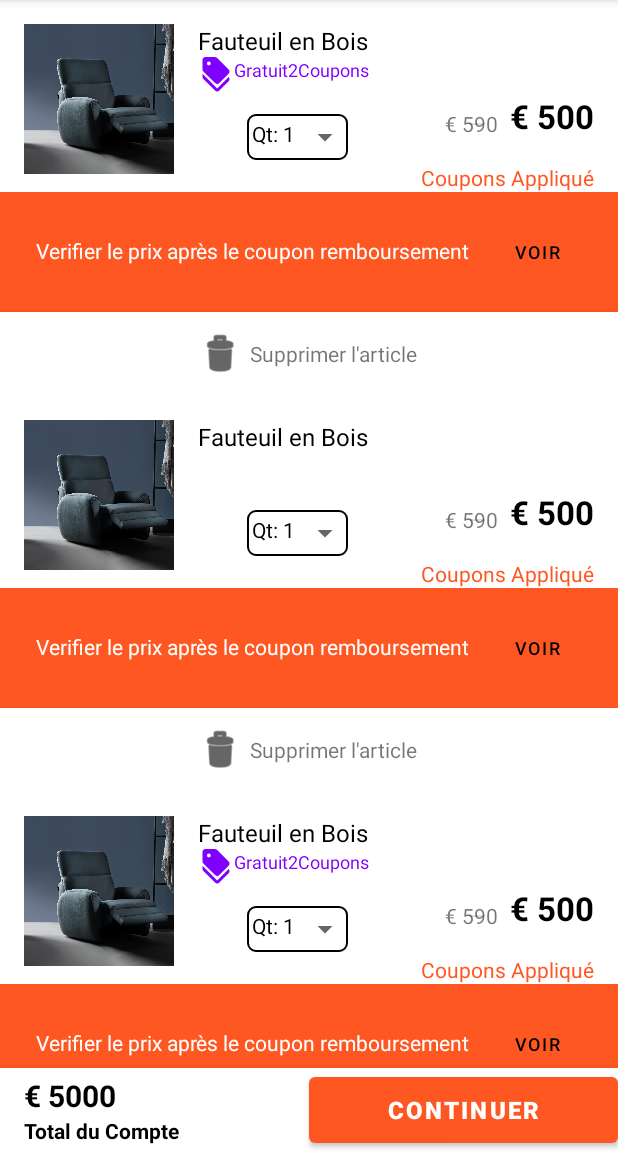
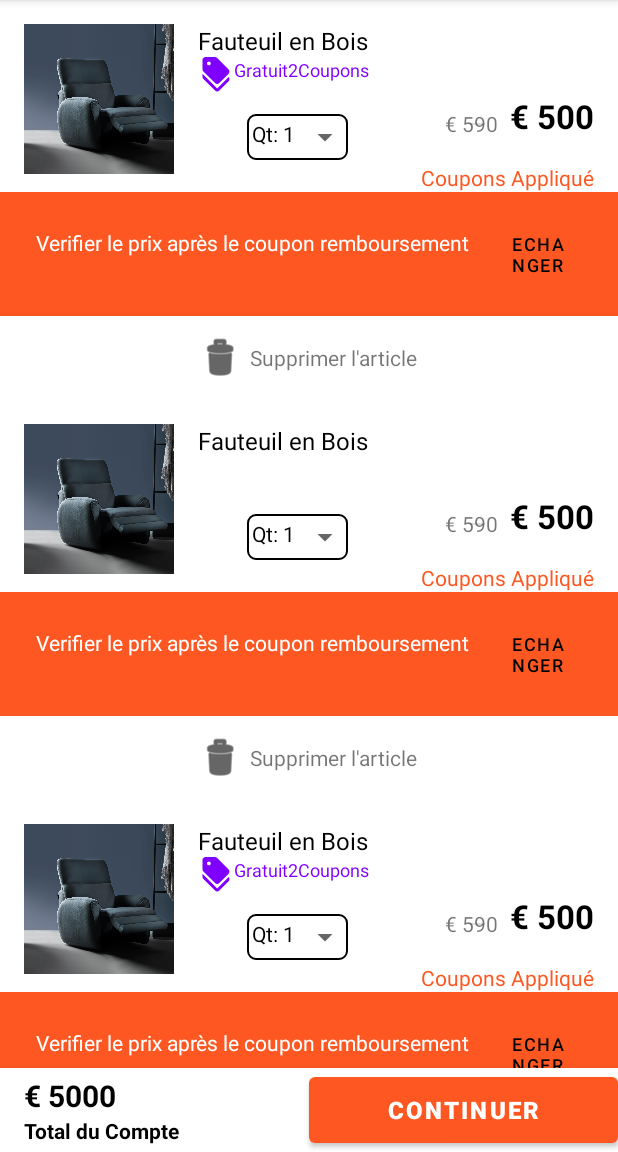
Before and after one commit to ady243/Mobilishop-Java, an Android app: the fragment MyCartFragment placed in its activity, on a phone screen of 412 x 824 dp, the part 84-1236 px from its top. Run offline under Robolectric (Android 15) with nearby library versions, the light colour scheme and no system bars; 2 statements that could not run were skipped.

Commit message:
correction beug

```diff
--- a/app/src/main/java/com/example/mobilishop/CartAdapter.java
+++ b/app/src/main/java/com/example/mobilishop/CartAdapter.java
@@ -53,12 +53,13 @@ private List<CartItemModel>cartItemModelList;
       case CartItemModel.CART_ITEM:
           int resource = cartItemModelList.get(position).getProductImage();
           String title = cartItemModelList.get(position).getProductTitle();
-          int couponsGratuit = cartItemModelList.get(position).getCouponsGratuit();
+          int freeCoupens = cartItemModelList.get(position).getFreeCoupens();
           String productPrice = cartItemModelList.get(position).getProductPrice();
           String cuttedPrice = cartItemModelList.get(position).getCuttedPrice();
           int offersApplied = cartItemModelList.get(position).getOffersApplied();
 
-          ((CartItemViewholder)viewHolder).setItemDetails(resource,title,couponsGratuit,productPrice,cuttedPrice,offersApplied);
+          //problem cible
+          ((CartItemViewholder)viewHolder).setItemDetails(resource,title,freeCoupens,productPrice,cuttedPrice,offersApplied);
           break;
           case CartItemModel.TOTAL_AMOUNT:
 
@@ -66,7 +67,7 @@ private List<CartItemModel>cartItemModelList;
               String totalItemPrice = cartItemModelList.get(position).getTotalItemPrice();
               String deliveryPrice = cartItemModelList.get(position).getDeliveryPrice();
               String totalAmount = cartItemModelList.get(position).getTotalAmount();
-              String savedAmount = cartItemModelList.get(position).getSaveAmount();
+              String savedAmount = cartItemModelList.get(position).getSavedAmount();
 
               ((CartTotalAmountViewholder)viewHolder).setTotalAmount(totalItems,totalItemPrice,deliveryPrice,totalAmount,savedAmount);
 
@@ -81,16 +82,17 @@ private List<CartItemModel>cartItemModelList;
     public int getItemCount() {
         return cartItemModelList.size();
     }
+    //problem cible
     class CartItemViewholder extends RecyclerView.ViewHolder{
 
         private ImageView productImage;
-        private ImageView freeCouponsIcon;
-        private TextView productTitle;
-        private TextView couponsGratuit;
+        private ImageView freeCoupenIcon;
+        private TextView  productTitle;
+        private TextView freeCoupens;
         private TextView productPrice;
         private TextView cuttedPrice;
         private TextView offersApplied;
-        private TextView couponsApplique;
+        private TextView coupensApplied;
         private TextView productQuantity;
 
 
@@ -99,43 +101,45 @@ private List<CartItemModel>cartItemModelList;
             super(itemView);
             productImage = itemView.findViewById(R.id.product_image);
             productTitle = itemView.findViewById(R.id.product_title);
-            couponsGratuit = itemView.findViewById(R.id.tv_free_coupon);
-            freeCouponsIcon = itemView.findViewById(R.id.free_coupon_icon);
+            freeCoupens = itemView.findViewById(R.id.tv_free_coupen);
+            freeCoupenIcon = itemView.findViewById(R.id.free_coupen_icon);
             productPrice = itemView.findViewById(R.id.product_price);
             cuttedPrice = itemView.findViewById(R.id.cutted_price);
             offersApplied = itemView.findViewById(R.id.offers_applied);
-            couponsApplique = itemView.findViewById(R.id.coupons_applied);
+            coupensApplied = itemView.findViewById(R.id.coupens_applied);
             productQuantity = itemView.findViewById(R.id.product_quentity);
         }
-        private void setItemDetails(int resource, String tile,int  couponsGratuitNo,String productPriceText,String cuttedPriceText,int offreAppliedNo){
+        private void setItemDetails(int resource, String title, int freeCoupensNo,String productPriceText,String cuttedPriceText,int offersAppliedNo){
+            //problem cible
             productImage.setImageResource(resource);
-            productTitle.setText(tile);
-            if (  couponsGratuitNo > 0) {
-                freeCouponsIcon.setVisibility(View.VISIBLE);
-                couponsGratuit.setVisibility(View.VISIBLE);
-                if(couponsGratuitNo == 1) {
-                    couponsGratuit.setText("Gratuit" + couponsGratuitNo + "Coupon");
+            productTitle.setText(title);
+            if (  freeCoupensNo > 0) {
+                freeCoupenIcon.setVisibility(View.VISIBLE);
+                freeCoupens.setVisibility(View.VISIBLE);
+                if(freeCoupensNo == 1) {
+                    freeCoupens.setText("Gratuit" + freeCoupensNo + "Coupon");
                 }else{
-                    couponsGratuit.setText("Gratuit" + couponsGratuitNo + "Coupons");
+                    freeCoupens.setText("Gratuit" + freeCoupensNo + "Coupons");
                 }
             }else{
-                freeCouponsIcon.setVisibility(View.INVISIBLE);
-                couponsGratuit.setVisibility(View.INVISIBLE);
+                freeCoupenIcon.setVisibility(View.INVISIBLE);
+                freeCoupens.setVisibility(View.INVISIBLE);
             }
             productPrice.setText(productPriceText);
             cuttedPrice.setText(cuttedPriceText);
-            if(offreAppliedNo > 0){
+            if(offersAppliedNo > 0){
                 offersApplied.setVisibility(View.VISIBLE);
                 offersApplied.setText(offersApplied + "Offre appliqué");
             }else{
                 offersApplied.setVisibility(View.INVISIBLE);
             }
-            if(offreAppliedNo > 0){
+            if(offersAppliedNo > 0){
                 offersApplied.setVisibility(View.VISIBLE);
                 offersApplied.setText(offersApplied + "Offre appliqué");
             }else{
                 offersApplied.setVisibility(View.INVISIBLE);
             }
+
 
         }
     }
@@ -145,7 +149,7 @@ private List<CartItemModel>cartItemModelList;
         private TextView totalItemsPrice;
         private TextView deliveryPrice;
         private TextView totalAmount;
-        private TextView saveAmount;
+        private TextView savedAmount;
 
 
         public CartTotalAmountViewholder(@NonNull View itemView) {
@@ -154,16 +158,15 @@ private List<CartItemModel>cartItemModelList;
             totalItemsPrice = itemView.findViewById(R.id.total_items_price);
             deliveryPrice = itemView.findViewById(R.id.delivery_price);
             totalAmount = itemView.findViewById(R.id.total_price);
-            saveAmount = itemView.findViewById(R.id.total_price);
-            saveAmount = itemView.findViewById(R.id.saved_amount);
+            savedAmount= itemView.findViewById(R.id.saved_amount);
         }
 
-        private void setTotalAmount(String totalItemText,String totalItemPriceText,String deliveryPriceText,String totalAmountText,String saveAmountText){
+        private void setTotalAmount(String totalItemText,String totalItemPriceText,String deliveryPriceText,String totalAmountText,String savedAmountText){
             totalItems.setText(totalItemText);
             totalItemsPrice.setText(totalItemPriceText);
             deliveryPrice.setText(deliveryPriceText);
             totalAmount.setText(totalAmountText);
-            saveAmount.setText(saveAmountText);
+            savedAmount.setText(savedAmountText);
         }
     }
 }
--- a/app/src/main/java/com/example/mobilishop/CartItemModel.java
+++ b/app/src/main/java/com/example/mobilishop/CartItemModel.java
@@ -16,7 +16,7 @@ public class CartItemModel {
 
     private int productImage;
     private String productTitle;
-    private int couponsGratuit;
+    private int freeCoupens;
     private String productPrice;
     private String cuttedPrice;
     private int productQuantity;
@@ -24,11 +24,11 @@ public class CartItemModel {
     private int couponsApplique;
 
 
-    public CartItemModel(int type, int productImage, String productTitle, int couponsGratuit, String productPrice, String cuttedPrice, int productQuantity, int offersApplied, int couponsApplique) {
+    public CartItemModel(int type, int productImage, String productTitle, int freeCoupens, String productPrice, String cuttedPrice, int productQuantity, int offersApplied, int couponsApplique) {
         this.type = type;
         this.productImage = productImage;
         this.productTitle = productTitle;
-        this.couponsGratuit = couponsGratuit;
+        this.freeCoupens = freeCoupens;
         this.productPrice = productPrice;
         this.cuttedPrice = cuttedPrice;
         this.productQuantity = productQuantity;
@@ -56,12 +56,12 @@ public class CartItemModel {
         this.productTitle = productTitle;
     }
 
-    public int getCouponsGratuit() {
-        return couponsGratuit;
+    public int getFreeCoupens() {
+        return freeCoupens;
     }
 
-    public void setCouponsGratuit(int couponsGratuit) {
-        this.couponsGratuit = couponsGratuit;
+    public void setFreeCoupens(int freeCoupens) {
+        this.freeCoupens = freeCoupens;
     }
 
     public String getProductPrice() {
@@ -96,11 +96,11 @@ public class CartItemModel {
         this.offersApplied = offersApplied;
     }
 
-    public int getCouponsApplique() {
+    public int getCoupensApplied() {
         return couponsApplique;
     }
 
-    public void setCouponsApplique(int couponsApplique) {
+    public void setCoupensApplied(int couponsApplique) {
         this.couponsApplique = couponsApplique;
     }
 /////// cart item
@@ -111,16 +111,16 @@ public class CartItemModel {
     private String totalItems;
     private String totalItemPrice;
     private String deliveryPrice;
-    private String saveAmount;
+    private String savedAmount;
     private String totalAmount;
 
-    public CartItemModel(int type, String totalItems, String totalItemPrice, String deliveryPrice,String totalAmount, String saveAmount) {
+    public CartItemModel(int type, String totalItems, String totalItemPrice, String deliveryPrice,String totalAmount, String savedAmount) {
       this.totalAmount = totalAmount;
         this.type = type;
         this.totalItems = totalItems;
         this.totalItemPrice = totalItemPrice;
         this.deliveryPrice = deliveryPrice;
-        this.saveAmount = saveAmount;
+        this.savedAmount= savedAmount;
     }
 
     public String getTotalAmount() {
@@ -155,12 +155,12 @@ public class CartItemModel {
         this.deliveryPrice = deliveryPrice;
     }
 
-    public String getSaveAmount() {
-        return saveAmount;
+    public String getSavedAmount() {
+        return savedAmount;
     }
 
     public void setSaveAmount(String saveAmount) {
-        this.saveAmount = saveAmount;
+        this.savedAmount= saveAmount;
     }
 
     /////cart total
--- a/app/src/main/java/com/example/mobilishop/MainActivity.java
+++ b/app/src/main/java/com/example/mobilishop/MainActivity.java
@@ -36,7 +36,7 @@ public class MainActivity extends AppCompatActivity
         getSupportActionBar().setDisplayShowTitleEnabled(false);
 
         FloatingActionButton fab = (FloatingActionButton) findViewById(R.id.fab);
-       //fab.setOnClickListener(view -> Snackbar.make(view,"Replace with your own action",Snackbar.LENGTH_LONG).setAction("Action",null).show());
+     //  fab.setOnClickListener(view -> Snackbar.make(view,"Replace with your own action",Snackbar.LENGTH_LONG).setAction("Action",null).show());
 
         DrawerLayout drawer = (DrawerLayout) findViewById(R.id.drawer_layout);
         ActionBarDrawerToggle toggle = new ActionBarDrawerToggle(
@@ -46,6 +46,8 @@ public class MainActivity extends AppCompatActivity
 
          navigationView = (NavigationView) findViewById(R.id.nav_view);
         navigationView.setNavigationItemSelectedListener(this);
+        navigationView.getMenu().getItem(0).setChecked(true);
+        frameLayout = findViewById(R.id.main_framelayout);
     }
 
 
@@ -107,7 +109,7 @@ public class MainActivity extends AppCompatActivity
         }else if(id == R.id.nav_my_wishlist){
             //tpo do my wishlist
         }else if(id == R.id.nav_my_account){
-            //to do accountc
+            //to do account
         }
         DrawerLayout drawer = (DrawerLayout) findViewById(R.id.drawer_layout);
         drawer.closeDrawer(GravityCompat.START);
--- a/app/src/main/res/layout/cart_item_layout.xml
+++ b/app/src/main/res/layout/cart_item_layout.xml
@@ -30,7 +30,7 @@
         app:layout_constraintTop_toTopOf="parent" />
 
     <ImageView
-        android:id="@+id/free_coupon_icon"
+        android:id="@+id/free_coupen_icon"
         android:layout_width="wrap_content"
         android:layout_height="wrap_content"
         app:layout_constraintStart_toStartOf="@+id/products_title"
@@ -39,13 +39,13 @@
         app:tint="#8000ff" />
 
     <TextView
-        android:id="@+id/tv_free_coupon"
+        android:id="@+id/tv_free_coupen"
         android:layout_width="wrap_content"
         android:layout_height="wrap_content"
         android:text="2 coupons gratuit"
         android:textColor="#8000ff"
         android:textSize="12sp"
-        app:layout_constraintStart_toEndOf="@+id/free_coupon_icon"
+        app:layout_constraintStart_toEndOf="@+id/free_coupen_icon"
         app:layout_constraintTop_toBottomOf="@+id/products_title" />
 
     <TextView
@@ -59,7 +59,7 @@
         android:textSize="22sp"
         android:textStyle="bold"
         app:layout_constraintEnd_toEndOf="parent"
-        app:layout_constraintTop_toBottomOf="@+id/tv_free_coupon" />
+        app:layout_constraintTop_toBottomOf="@+id/tv_free_coupen" />
 
     <TextView
         android:id="@+id/textView21"
@@ -92,7 +92,7 @@
         app:layout_constraintTop_toBottomOf="@+id/product_price" />
 
     <TextView
-        android:id="@+id/coupons_applied"
+        android:id="@+id/coupens_applied"
         android:layout_width="wrap_content"
         android:layout_height="wrap_content"
         android:layout_marginEnd="16dp"
@@ -114,10 +114,10 @@
         android:drawableEnd="@drawable/ic_baseline_arrow_drop_down_24"
         android:drawablePadding="8dp"
 
-        app:layout_constraintBottom_toBottomOf="@+id/coupons_applied"
+        app:layout_constraintBottom_toBottomOf="@+id/coupens_applied"
         app:layout_constraintEnd_toStartOf="@+id/textView21"
         app:layout_constraintStart_toEndOf="@+id/product_image"
-        app:layout_constraintTop_toBottomOf="@+id/tv_free_coupon" />
+        app:layout_constraintTop_toBottomOf="@+id/tv_free_coupen" />
 
     <LinearLayout
         android:id="@+id/coupon_redemption_layout"
@@ -129,7 +129,7 @@
         android:padding="16dp"
         app:layout_constraintEnd_toEndOf="parent"
         app:layout_constraintStart_toStartOf="parent"
-        app:layout_constraintTop_toBottomOf="@+id/coupons_applied">
+        app:layout_constraintTop_toBottomOf="@+id/coupens_applied">
 
         <TextView
             android:id="@+id/tv_coupon_redemption"
@@ -145,7 +145,7 @@
             android:layout_width="75dp"
             android:layout_height="wrap_content"
             android:background="@drawable/border_background"
-            android:text="voir"
+            android:text="Echanger"
             android:textColor="@color/black"
             android:textSize="12sp" />
     </LinearLayout>
--- a/app/src/main/res/layout/content_main.xml
+++ b/app/src/main/res/layout/content_main.xml
@@ -1,5 +1,6 @@
 <?xml version="1.0" encoding="utf-8"?>
-<androidx.constraintlayout.widget.ConstraintLayout xmlns:android="http://schemas.android.com/apk/res/android"
+<FrameLayout xmlns:android="http://schemas.android.com/apk/res/android"
+    android:id="@+id/main_framelayout"
     xmlns:app="http://schemas.android.com/apk/res-auto"
     xmlns:tools="http://schemas.android.com/tools"
     android:layout_width="match_parent"
@@ -17,4 +18,4 @@
         app:layout_constraintRight_toRightOf="parent"
         app:layout_constraintTop_toTopOf="parent"
         app:navGraph="@navigation/mobile_navigation5" />
-</androidx.constraintlayout.widget.ConstraintLayout>
+</FrameLayout>
--- a/app/src/main/res/menu/activity_main_drawer.xml
+++ b/app/src/main/res/menu/activity_main_drawer.xml
@@ -7,31 +7,31 @@
         <item
             android:id="@+id/nav_my_shop"
             android:icon="@drawable/ic_baseline_store_24"
-            android:title="My Shop" />
+            android:title="Mon Boutique" />
 
         <item
             android:id="@+id/nav_my_order"
             android:icon="@drawable/ic_baseline_shopping_bag_24"
-            android:title="My Orders" />
+            android:title="Mes Commandes" />
         <item
             android:id="@+id/nav_my_reward"
             android:icon="@drawable/ic_baseline_sticky_note_2_24"
-            android:title="My Rewards" />
+            android:title="Mes Récompenses" />
         <item
             android:id="@+id/nav_my_cart"
             android:icon="@drawable/ic_baseline_shopping_cart_24"
-            android:title="My Cart" />
+            android:title="Mon Panier" />
         <item
             android:id="@+id/nav_my_wishlist"
             android:icon="@drawable/ic_baseline_favorite_24"
-            android:title="My Whishlist" />
+            android:title="Ma Liste de souhaits" />
         <item
             android:id="@+id/nav_my_account"
             android:icon="@drawable/ic_baseline_account_circle_24"
-            android:title="My Account" />
+            android:title="Mon Compte" />
     </group>
     <item
         android:id="@+id/nav_sign_out"
         android:icon="@drawable/ic_baseline_exit_to_app_24"
-        android:title="Sign Out" />
+        android:title="Deconnexion" />
 </menu>
--- a/app/src/main/res/menu/main.xml
+++ b/app/src/main/res/menu/main.xml
@@ -14,7 +14,7 @@
         android:title="notification"
         app:showAsAction="always" />
     <item
-        android:id="@+id/main_cart_icon"
+        android:id="@+id/main_card_icon"
         android:orderInCategory="100"
         android:icon="@drawable/ic_baseline_shopping_cart_24"
         android:title="cart"
```
